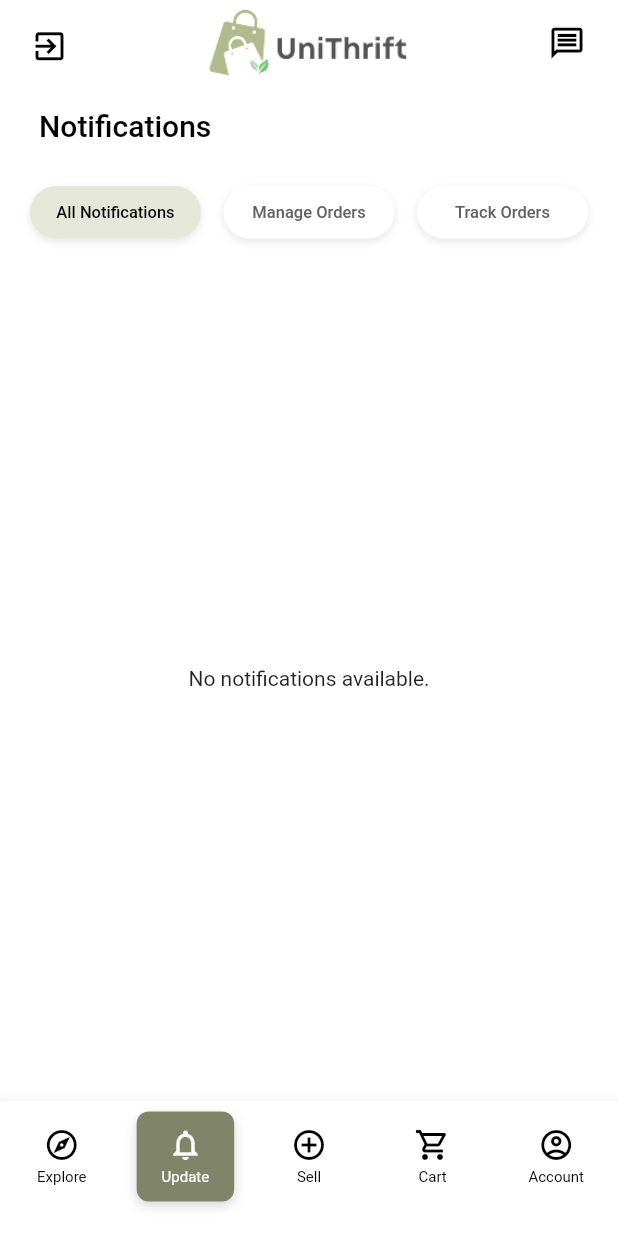
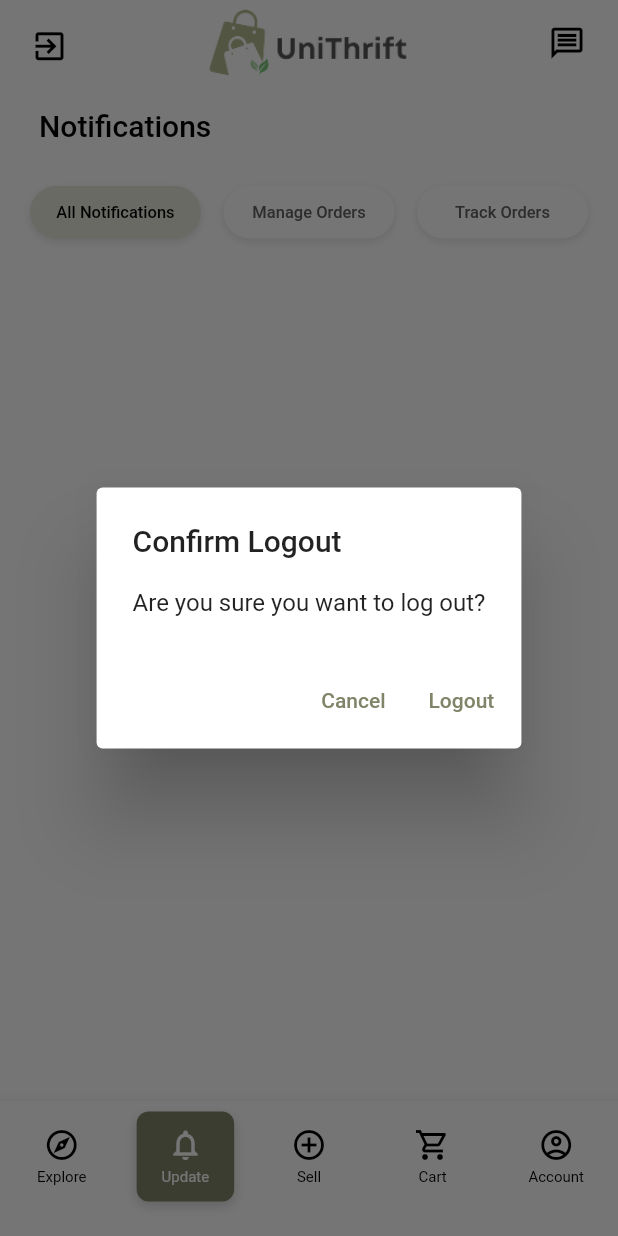
Before and after one commit to kyyyy516/Unithrift, a Flutter app: the screen it shows once a user with an empty profile is signed in, item 2 of the bottom bar chosen, after a tap on the "exit to app" icon, on a phone screen of 412 x 824 dp. Run offline on Flutter 3.47's test engine with Material 3 defaults, Android fonts, the phone set to English and light mode, and no system bars; our stand-ins replace carousel_slider, chewie, cloud_firestore, file_picker, firebase_auth, firebase_core and 7 more; missing offline and left inert: email_otp; accounts and stored records are empty.

Commit message:
confirmation dialog for signout

```diff
--- a/lib/homepage.dart
+++ b/lib/homepage.dart
@@ -23,8 +23,45 @@ class _HomepageState extends State<Homepage> {
     });
   }
 
-  signOut() async {
+  /*signOut() async {
     await FirebaseAuth.instance.signOut();
+  }*/
+
+  void signOut() {//yy
+    showDialog(
+      context: context,
+      builder: (BuildContext context) {
+        return AlertDialog(
+          title: const Text('Confirm Logout'),
+          content: const Text('Are you sure you want to log out?'),
+          actions: [
+            TextButton(
+              child: Text(
+                'Cancel',
+                style: TextStyle(
+                  color: const Color(0xFF808569),
+                ),
+              ),
+              onPressed: () {
+                Navigator.of(context).pop();
+              },
+            ),
+            TextButton(
+              child: Text(
+                'Logout',
+                style: TextStyle(
+                  color: const Color(0xFF808569),
+                ),
+              ),
+              onPressed: () async {
+                await FirebaseAuth.instance.signOut();
+                Navigator.of(context).pop();
+              },
+            ),
+          ],
+        );
+      },
+    );
   }
 
   @override
```
Also changed, not shown: pubspec.lock, 4 other files.
